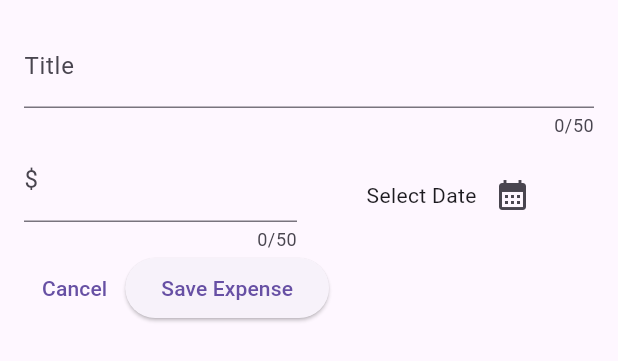
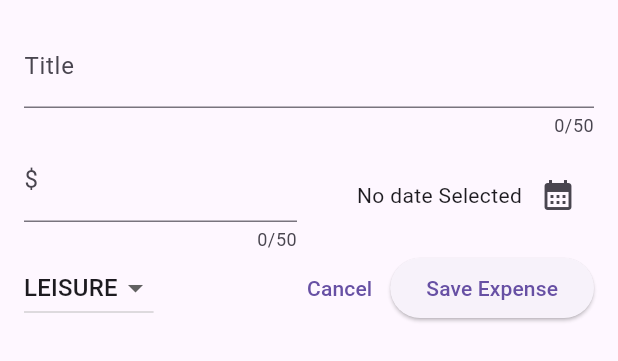
Before and after one commit to Abhilash037415/flutter_expense_tracker, a Flutter app: the NewExpense widget shown alone on an empty page, opened directly, on a phone screen of 412 x 824 dp. Shown: the top 361 px of the screen. Run offline on Flutter 3.47's test engine with Material 3 defaults, Android fonts, the phone set to English and light mode, and no system bars.

```diff
--- a/lib/widgets/new_expense.dart
+++ b/lib/widgets/new_expense.dart
@@ -1,4 +1,6 @@
+import 'package:expense_tracker/models/expense.dart';
 import 'package:flutter/material.dart';
+import 'package:intl/intl.dart';
 
 class NewExpense extends StatefulWidget {
   const NewExpense({super.key});
@@ -10,28 +12,63 @@ class NewExpense extends StatefulWidget {
 
 class _NewExpenseState extends State<NewExpense> {
   final _textController = TextEditingController();
-  final _autocontroller = TextEditingController();
-
-  void presentDatePicker() {
+  final _amountcontroller = TextEditingController();
+  final formatter = DateFormat.yMd();
+  Category _selectedCategory = Category.leisure;
+  DateTime? _pickedDate;
+  void presentDatePicker() async {
     final currentDate = DateTime.now();
     final firstDate = DateTime(
       currentDate.year - 1,
       currentDate.month,
       currentDate.day,
     );
-    showDatePicker(
+    final selectedDate = await showDatePicker(
       context: context,
       initialDate: currentDate,
       firstDate: firstDate,
       lastDate: currentDate,
     );
+    setState(() {
+      _pickedDate = selectedDate;
+    });
   }
 
   @override
   void dispose() {
     _textController.dispose();
-    _autocontroller.dispose();
+    _amountcontroller.dispose();
     super.dispose();
+  }
+
+  void _submitExpenseData() {
+    final enteredAmount = double.tryParse(_amountcontroller.text);
+    final amountIsValid = enteredAmount == null || enteredAmount < 0;
+    if (_textController.text.trim().isEmpty ||
+        amountIsValid ||
+        _pickedDate == null) {
+      //error message
+      showDialog(
+        context: context,
+        builder: (ctx) => AlertDialog(
+          title: const Text('Invalid input'),
+          content: const Text(
+            'Please make sure you entered a valid title, amount, and picked a date.',
+            textAlign: TextAlign.center,
+          ),
+          actions: [
+            Center(
+              child: TextButton(
+                onPressed: () {
+                  Navigator.pop(context);
+                },
+                child: Text('Ok'),
+              ),
+            ),
+          ],
+        ),
+      );
+    }
   }
 
   @override
@@ -50,7 +87,7 @@ class _NewExpenseState extends State<NewExpense> {
             children: [
               Expanded(
                 child: TextField(
-                  controller: _autocontroller,
+                  controller: _amountcontroller,
                   maxLength: 50,
                   keyboardType: TextInputType.number,
                   decoration: InputDecoration(label: Text('\$')),
@@ -59,9 +96,14 @@ class _NewExpenseState extends State<NewExpense> {
               SizedBox(width: 16),
               Expanded(
                 child: Row(
-                  mainAxisAlignment: MainAxisAlignment.center,
+                  mainAxisAlignment: MainAxisAlignment.end,
                   children: [
-                    Text('Select Date'),
+                    Text(
+                      _pickedDate == null
+                          ? 'No date Selected'
+                          : formatter.format(_pickedDate!),
+                      textAlign: TextAlign.center,
+                    ),
                     IconButton(
                       onPressed: presentDatePicker,
                       icon: Icon(Icons.calendar_month),
@@ -73,6 +115,26 @@ class _NewExpenseState extends State<NewExpense> {
           ),
           Row(
             children: [
+              DropdownButton(
+                value: _selectedCategory,
+                items: Category.values
+                    .map(
+                      (category) => DropdownMenuItem(
+                        value: category,
+                        child: Text(category.name.toUpperCase()),
+                      ),
+                    )
+                    .toList(),
+                onChanged: (value) {
+                  setState(() {
+                    if (value == null) {
+                      return;
+                    }
+                    _selectedCategory = value;
+                  });
+                },
+              ),
+              Spacer(),
               TextButton(
                 onPressed: () {
                   Navigator.pop(context);
@@ -80,10 +142,7 @@ class _NewExpenseState extends State<NewExpense> {
                 child: Text('Cancel'),
               ),
               ElevatedButton(
-                onPressed: () {
-                  print(_autocontroller.text);
-                  print(_textController.text);
-                },
+                onPressed: _submitExpenseData,
                 child: Text('Save Expense'),
               ),
             ],
```
